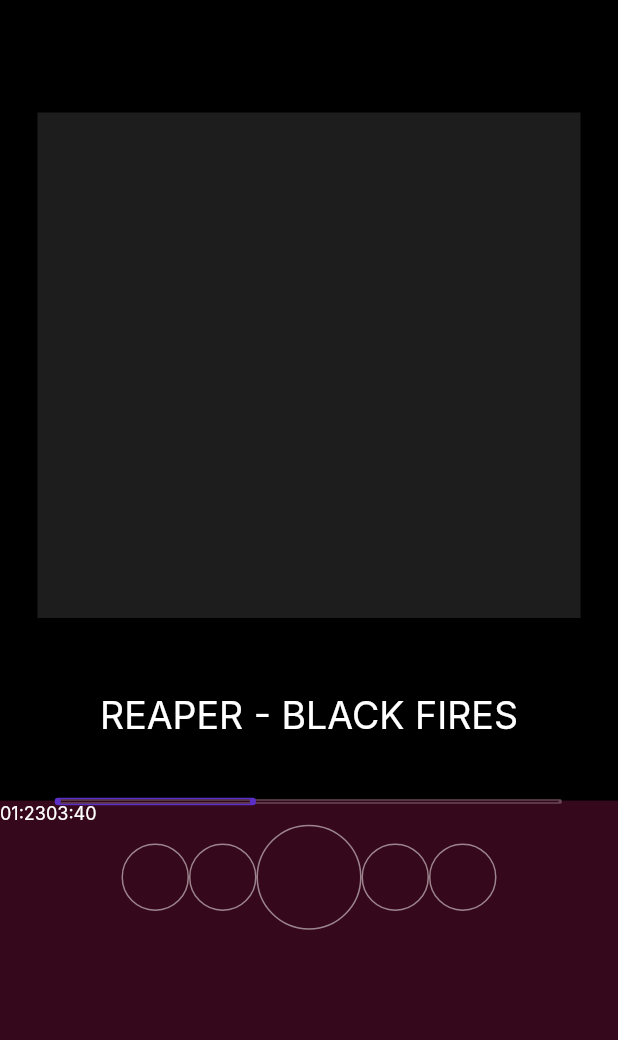
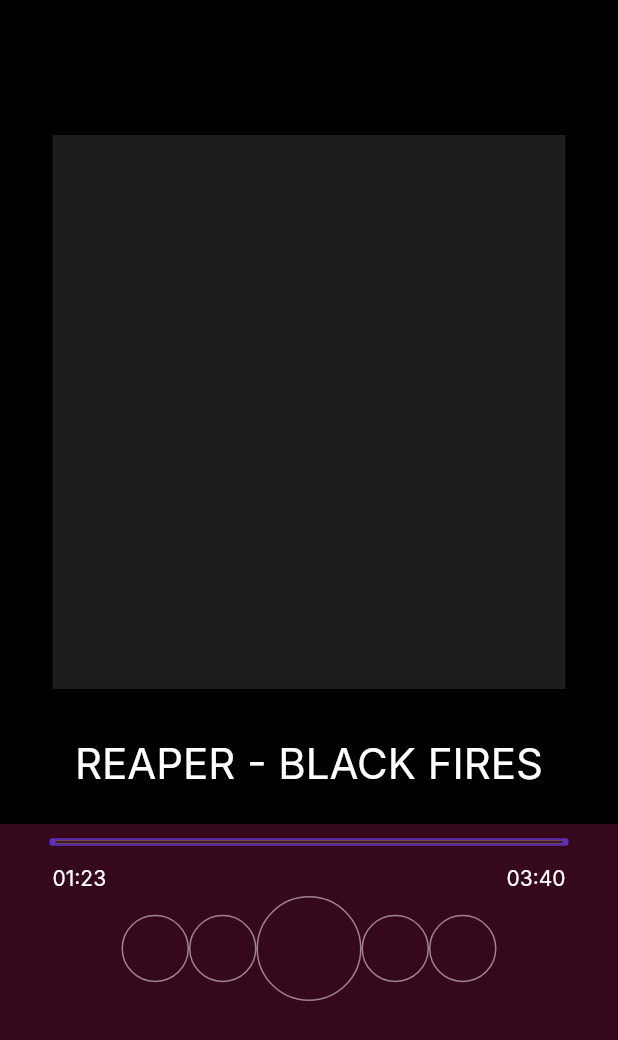
Before and after one commit to n3wzd/FlutPlayer, a Flutter app: the screen it shows after launch, on a phone screen of 412 x 824 dp. Shown: the top 1040 px of the screen. Run offline on Flutter 3.47's test engine with Material 2 defaults, Android fonts, the phone set to English and light mode, and no system bars; our stand-ins replace assets_audio_player; Roboto replaces fonts that are missing (Inter).

Commit message:
file refactoring & screen1 layout update

```diff
--- a/lib/components/control_bar.dart
+++ /dev/null
@@ -1,42 +0,0 @@
-import 'package:flutter/material.dart';
-
-class ControlBar extends StatelessWidget {
-  const ControlBar({Key? key}) : super(key: key);
-
-  @override
-  Widget build(BuildContext context) {
-    return Container(
-      padding: const EdgeInsets.symmetric(horizontal: 25.0),
-      child: Stack(
-        children: [
-          Container(
-            width: 335,
-            height: 1,
-            decoration: const ShapeDecoration(
-              shape: RoundedRectangleBorder(
-                side: BorderSide(
-                  width: 2,
-                  strokeAlign: BorderSide.strokeAlignCenter,
-                  color: Color(0xFF694655),
-                ),
-              ),
-            ),
-          ),
-          Container(
-            width: 130.10,
-            height: 1,
-            decoration: const ShapeDecoration(
-              shape: RoundedRectangleBorder(
-                side: BorderSide(
-                  width: 4,
-                  strokeAlign: BorderSide.strokeAlignCenter,
-                  color: Color(0xFF5B2EC5),
-                ),
-              ),
-            ),
-          ),
-        ],
-      ),
-    );
-  }
-}
--- a/lib/components/control_section.dart
+++ /dev/null
@@ -1,18 +0,0 @@
-import 'package:flutter/material.dart';
-
-import './control_bar.dart';
-import './control_time.dart';
-
-class ControlSection extends StatelessWidget {
-  const ControlSection({Key? key}) : super(key: key);
-
-  @override
-  Widget build(BuildContext context) {
-    return const Column(
-      children: <Widget>[
-        ControlBar(),
-        ControlTime(),
-      ],
-    );
-  }
-}
--- a/lib/components/control_time.dart
+++ /dev/null
@@ -1,33 +0,0 @@
-import 'package:flutter/material.dart';
-
-class ControlTime extends StatelessWidget {
-  const ControlTime({Key? key}) : super(key: key);
-
-  @override
-  Widget build(BuildContext context) {
-    return const Row(
-      children: <Widget>[
-        Text(
-          '01:23',
-          style: TextStyle(
-            color: Colors.white,
-            fontSize: 12,
-            fontFamily: 'Inter',
-            fontWeight: FontWeight.w400,
-            height: 0,
-          ),
-        ),
-        Text(
-          '03:40',
-          style: TextStyle(
-            color: Colors.white,
-            fontSize: 12,
-            fontFamily: 'Inter',
-            fontWeight: FontWeight.w400,
-            height: 0,
-          ),
-        ),
-      ],
-    );
-  }
-}
--- a/lib/main.dart
+++ b/lib/main.dart
@@ -1,8 +1,8 @@
 import 'package:flutter/material.dart';
 import 'package:assets_audio_player/assets_audio_player.dart';
 
-import './components/control_section.dart';
-import './components/button_section.dart';
+import './pages/screen1/center.dart';
+import './pages/screen1/bottom.dart';
 
 void main() => runApp(const MyApp());
 
@@ -10,12 +10,8 @@ class MyApp extends StatelessWidget {
   const MyApp({super.key});
   @override
   Widget build(BuildContext context) {
-    return MaterialApp(
-      title: 'NEW BEAT',
-      theme: ThemeData(
-        primarySwatch: Colors.blue,
-      ),
-      home: const MyHomePage(),
+    return const MaterialApp(
+      home: MyHomePage(),
     );
   }
 }
@@ -36,46 +32,15 @@ class MyHomePage extends StatelessWidget {
     return Scaffold(
       body: Container(
         color: Colors.black,
-        child: Column(
-          mainAxisAlignment: MainAxisAlignment.center,
+        child: const Column(
           children: [
-            const SizedBox(height: 50),
             Expanded(
-              flex: 4,
-              child: Container(
-                padding: const EdgeInsets.all(25.0),
-                child: Container(
-                  decoration: const BoxDecoration(color: Color(0xFF1D1D1D)),
-                ),
-              ),
+              flex: 2,
+              child: CenterSection(),
             ),
             Expanded(
               flex: 1,
-              child: Container(
-                padding: const EdgeInsets.all(25.0),
-                child: const Text(
-                  'REAPER - BLACK FIRES',
-                  style: TextStyle(
-                    color: Colors.white,
-                    fontSize: 25,
-                    fontFamily: 'Inter',
-                    fontWeight: FontWeight.w400,
-                    height: 0,
-                  ),
-                ),
-              ),
-            ),
-            Expanded(
-              flex: 3,
-              child: Container(
-                decoration: const BoxDecoration(color: Color(0xFF36081B)),
-                child: Column(
-                  children: [
-                    const ControlSection(),
-                    const ButtonSection(),
-                  ],
-                ),
-              ),
+              child: BottomSection(),
             )
           ],
         ),
--- /dev/null
+++ b/lib/pages/components/time_text.dart
@@ -0,0 +1,20 @@
+import 'package:flutter/material.dart';
+
+class TimeText extends StatelessWidget {
+  const TimeText({Key? key, required this.text}) : super(key: key);
+  final String text;
+
+  @override
+  Widget build(BuildContext context) {
+    return Text(
+      text,
+      style: const TextStyle(
+        color: Colors.white,
+        fontSize: 14,
+        fontFamily: 'Inter',
+        fontWeight: FontWeight.w400,
+        height: 0,
+      ),
+    );
+  }
+}
--- /dev/null
+++ b/lib/pages/screen1/bottom.dart
@@ -0,0 +1,21 @@
+import 'package:flutter/material.dart';
+
+import './control_section.dart';
+import './button_section.dart';
+
+class BottomSection extends StatelessWidget {
+  const BottomSection({Key? key}) : super(key: key);
+
+  @override
+  Widget build(BuildContext context) {
+    return Container(
+      decoration: const BoxDecoration(color: Color(0xFF36081B)),
+      child: const Column(
+        children: [
+          ControlSection(),
+          ButtonSection(),
+        ],
+      ),
+    );
+  }
+}
--- a/lib/components/button_section.dart
+++ b/lib/pages/screen1/button_section.dart
@@ -1,6 +1,6 @@
 import 'package:flutter/material.dart';
 
-import './button.dart';
+import '../components/button.dart';
 
 class ButtonSection extends StatelessWidget {
   const ButtonSection({Key? key}) : super(key: key);
--- /dev/null
+++ b/lib/pages/screen1/center.dart
@@ -0,0 +1,28 @@
+import 'package:flutter/material.dart';
+
+import './song_cover.dart';
+import './song_title.dart';
+import './top_menu.dart';
+
+class CenterSection extends StatelessWidget {
+  const CenterSection({Key? key}) : super(key: key);
+
+  @override
+  Widget build(BuildContext context) {
+    return const Column(
+      children: [
+        SizedBox(
+          height: 80,
+          child: TopMenu(),
+        ),
+        Expanded(
+          child: SongCover(),
+        ),
+        SizedBox(
+          height: 80,
+          child: SongTitle(),
+        ),
+      ],
+    );
+  }
+}
--- /dev/null
+++ b/lib/pages/screen1/control_bar.dart
@@ -0,0 +1,37 @@
+import 'package:flutter/material.dart';
+
+class ControlBar extends StatelessWidget {
+  const ControlBar({Key? key}) : super(key: key);
+
+  @override
+  Widget build(BuildContext context) {
+    return Stack(
+      children: [
+        Container(
+          height: 1,
+          decoration: const ShapeDecoration(
+            shape: RoundedRectangleBorder(
+              side: BorderSide(
+                width: 2,
+                strokeAlign: BorderSide.strokeAlignCenter,
+                color: Color(0xFF694655),
+              ),
+            ),
+          ),
+        ),
+        Container(
+          height: 1,
+          decoration: const ShapeDecoration(
+            shape: RoundedRectangleBorder(
+              side: BorderSide(
+                width: 4,
+                strokeAlign: BorderSide.strokeAlignCenter,
+                color: Color(0xFF5B2EC5),
+              ),
+            ),
+          ),
+        ),
+      ],
+    );
+  }
+}
--- /dev/null
+++ b/lib/pages/screen1/control_section.dart
@@ -0,0 +1,27 @@
+import 'package:flutter/material.dart';
+
+import './control_bar.dart';
+import './control_time.dart';
+
+class ControlSection extends StatelessWidget {
+  const ControlSection({Key? key}) : super(key: key);
+
+  @override
+  Widget build(BuildContext context) {
+    return Column(
+      children: [
+        Container(
+          height: 24,
+          alignment: Alignment.center,
+          padding: const EdgeInsets.symmetric(horizontal: 35.0),
+          child: const ControlBar(),
+        ),
+        Container(
+          height: 24,
+          padding: const EdgeInsets.symmetric(horizontal: 35.0),
+          child: const ControlTime(),
+        ),
+      ],
+    );
+  }
+}
--- /dev/null
+++ b/lib/pages/screen1/control_time.dart
@@ -0,0 +1,27 @@
+import 'package:flutter/material.dart';
+
+import '../components/time_text.dart';
+
+class ControlTime extends StatelessWidget {
+  const ControlTime({Key? key}) : super(key: key);
+
+  @override
+  Widget build(BuildContext context) {
+    return Row(
+      children: [
+        Expanded(
+          child: Container(
+            alignment: Alignment.centerLeft,
+            child: const TimeText(text: '01:23'),
+          ),
+        ),
+        Expanded(
+          child: Container(
+            alignment: Alignment.centerRight,
+            child: const TimeText(text: '03:40'),
+          ),
+        ),
+      ],
+    );
+  }
+}
--- /dev/null
+++ b/lib/pages/screen1/song_cover.dart
@@ -0,0 +1,15 @@
+import 'package:flutter/material.dart';
+
+class SongCover extends StatelessWidget {
+  const SongCover({Key? key}) : super(key: key);
+
+  @override
+  Widget build(BuildContext context) {
+    return Container(
+      padding: const EdgeInsets.symmetric(horizontal: 35.0, vertical: 10.0),
+      child: Container(
+        decoration: const BoxDecoration(color: Color(0xFF1D1D1D)),
+      ),
+    );
+  }
+}
--- /dev/null
+++ b/lib/pages/screen1/song_title.dart
@@ -0,0 +1,22 @@
+import 'package:flutter/material.dart';
+
+class SongTitle extends StatelessWidget {
+  const SongTitle({Key? key}) : super(key: key);
+
+  @override
+  Widget build(BuildContext context) {
+    return Container(
+      alignment: Alignment.center,
+      child: const Text(
+        'REAPER - BLACK FIRES',
+        style: TextStyle(
+          color: Colors.white,
+          fontSize: 28,
+          fontFamily: 'Inter',
+          fontWeight: FontWeight.w400,
+          height: 0,
+        ),
+      ),
+    );
+  }
+}
--- /dev/null
+++ b/lib/pages/screen1/top_menu.dart
@@ -0,0 +1,10 @@
+import 'package:flutter/material.dart';
+
+class TopMenu extends StatelessWidget {
+  const TopMenu({Key? key}) : super(key: key);
+
+  @override
+  Widget build(BuildContext context) {
+    return const SizedBox(height: 1);
+  }
+}
```
Also changed, not shown: lib/pages/components/button.dart (renamed from lib/components/button.dart).
